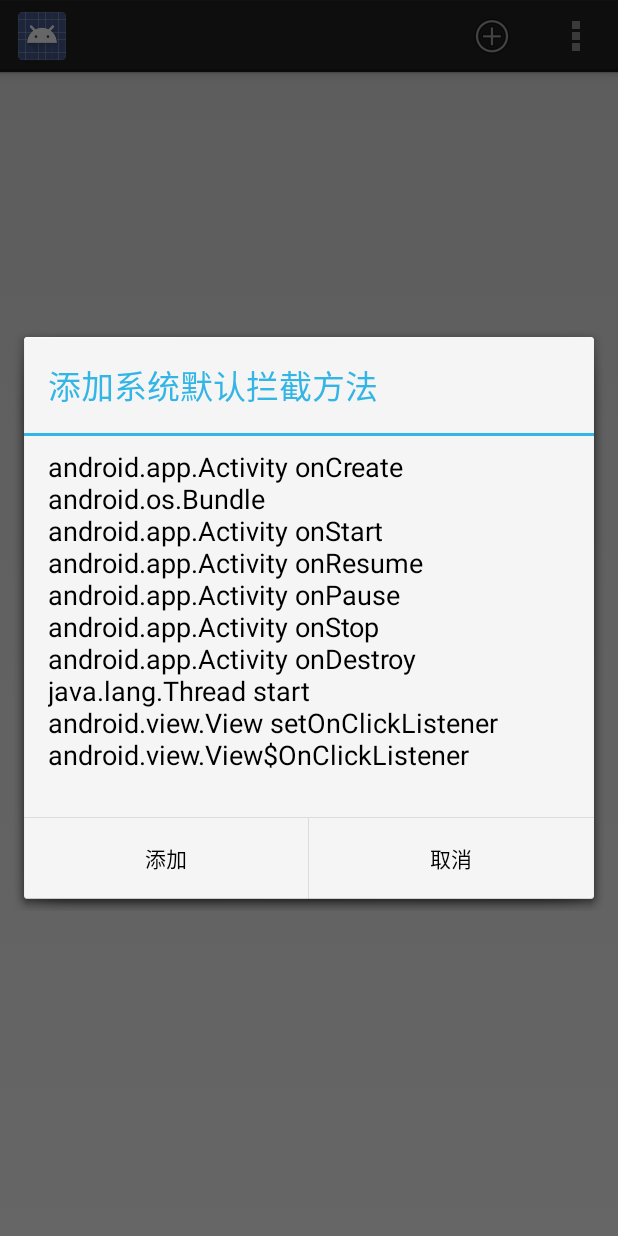
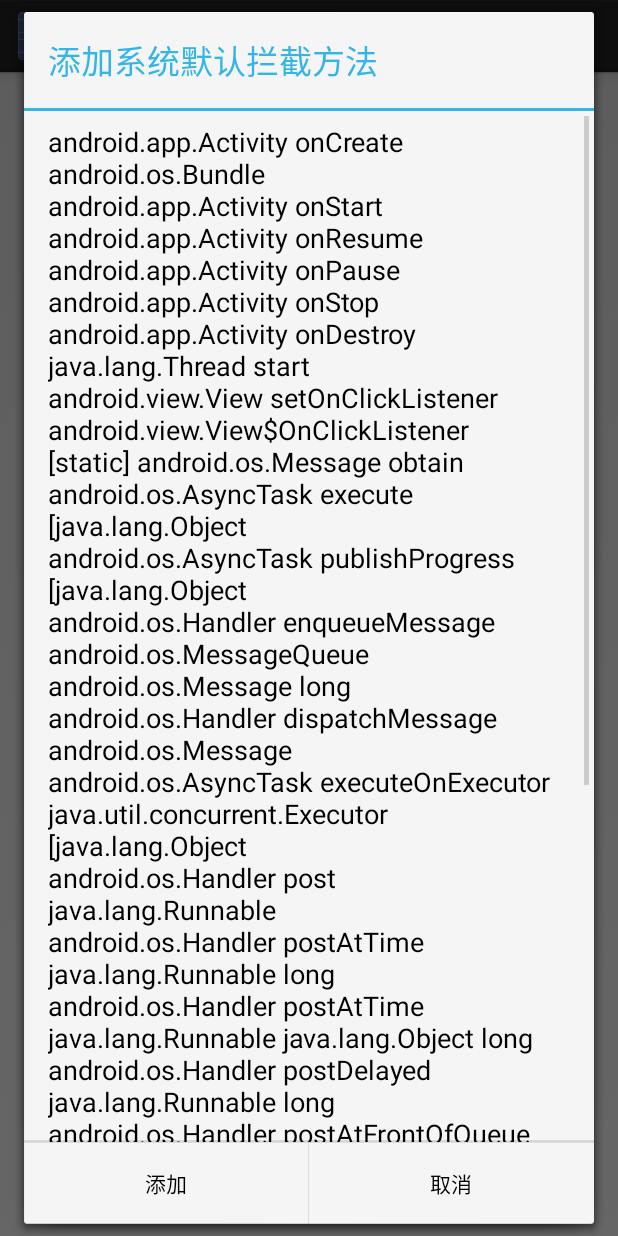
Before and after one commit to MiJack/RunDroidXposedPlugin, an Android app: the MethodListActivity screen opened directly, with no data from a screen before it, in the options menu, after a tap on "add system methods", on a phone screen of 412 x 824 dp. Run offline under Robolectric (Android 15) with nearby library versions, the phone set to English and light mode, and no system bars.

Commit message:
添加asynctask hook

```diff
--- a/xposed/src/main/java/com/mijack/xposed/ui/MethodListActivity.java
+++ b/xposed/src/main/java/com/mijack/xposed/ui/MethodListActivity.java
@@ -43,7 +43,25 @@ public class MethodListActivity extends BaseActivity {
             "android.app.Activity onStop",
             "android.app.Activity onDestroy",
             "java.lang.Thread start",
-            "android.view.View setOnClickListener android.view.View$OnClickListener"
+            "android.view.View setOnClickListener android.view.View$OnClickListener",
+            "[static] android.os.Message obtain",
+            "android.os.AsyncTask execute [java.lang.Object",
+            "android.os.AsyncTask publishProgress [java.lang.Object",
+            "android.os.Handler enqueueMessage android.os.MessageQueue android.os.Message long",
+            "android.os.Handler dispatchMessage android.os.Message",
+            "android.os.AsyncTask executeOnExecutor java.util.concurrent.Executor [java.lang.Object",
+            "android.os.Handler post java.lang.Runnable",
+            "android.os.Handler postAtTime java.lang.Runnable long",
+            "android.os.Handler postAtTime java.lang.Runnable java.lang.Object long",
+            "android.os.Handler postDelayed java.lang.Runnable long",
+            "android.os.Handler postAtFrontOfQueue java.lang.Runnable",
+            "android.os.Handler sendMessage android.os.Message",
+            "android.os.Handler sendEmptyMessage int",
+            "android.os.Handler sendEmptyMessageDelayed int long",
+            "android.os.Handler sendEmptyMessageAtTime int long",
+            "android.os.Handler sendMessageDelayed android.os.Message long",
+            "android.os.Handler sendMessageAtTime android.os.Message long",
+            "android.os.Handler sendMessageAtFrontOfQueue android.os.Message"
     };
     private String[] asyncTaskMethodList = new String[]{
             "[static] android.os.Message obtain",
```
